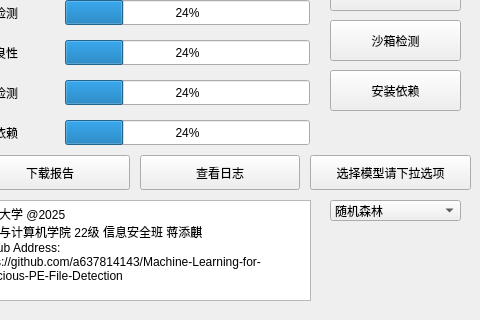
Old version of the form scripts/pyqt5.ui in the repository a637814143/Machine-Learning-for-Malicious-PE-File-Detection; both pictures show x 920 to 1400 and y 540 to 860 of the 1400 by 860 pixel window.
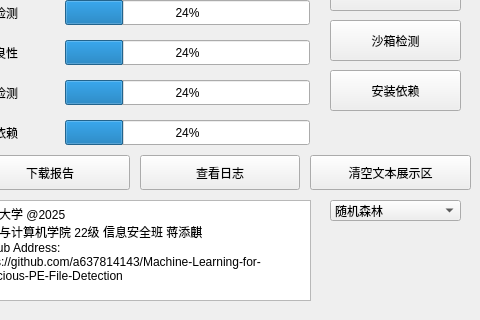
New version of the form.

Commit message: feat(ui): clear info text via button

```diff
--- a/scripts/pyqt5.ui
+++ b/scripts/pyqt5.ui
@@ -497,7 +497,7 @@
     </rect>
    </property>
    <property name="text">
-    <string>选择模型请下拉选项</string>
+    <string>清空文本展示区</string>
    </property>
   </widget>
   <widget class="QPushButton" name="pushButton_5">
```
The commit also changes 6 other files.
